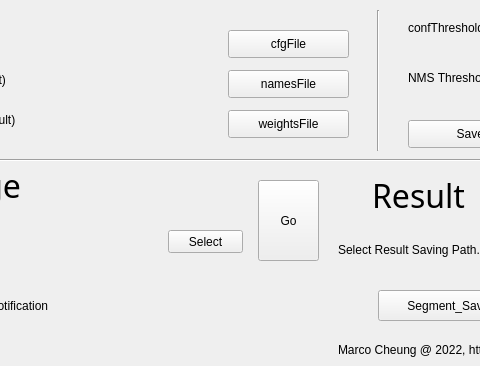
This is CPP-Qt/QYoloImageDetection/QYoloImageDetection.ui in marc0cheung/YOLOv4_Detection_dnnOpenCV as Qt 5 draws it before an edit; both pictures show x 242 to 722 and y 0 to 366 of the 1011 by 366 pixel window. The edited form follows.
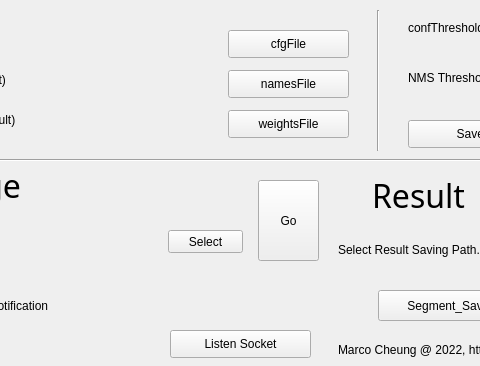
This is the edited form.

Commit message:
Able to use Socket to receive filepath of source image
But recv() function is jammed in the while loop for socket listening

Diff of the .ui file:
```diff
--- a/CPP-Qt/QYoloImageDetection/QYoloImageDetection.ui
+++ b/CPP-Qt/QYoloImageDetection/QYoloImageDetection.ui
@@ -465,6 +465,19 @@
      <bool>false</bool>
     </property>
    </widget>
+   <widget class="QPushButton" name="loopBtn">
+    <property name="geometry">
+     <rect>
+      <x>412</x>
+      <y>330</y>
+      <width>141</width>
+      <height>28</height>
+     </rect>
+    </property>
+    <property name="text">
+     <string>Listen Socket</string>
+    </property>
+   </widget>
   </widget>
  </widget>
  <layoutdefault spacing="6" margin="11"/>
```
The commit also changes 4 other files.
